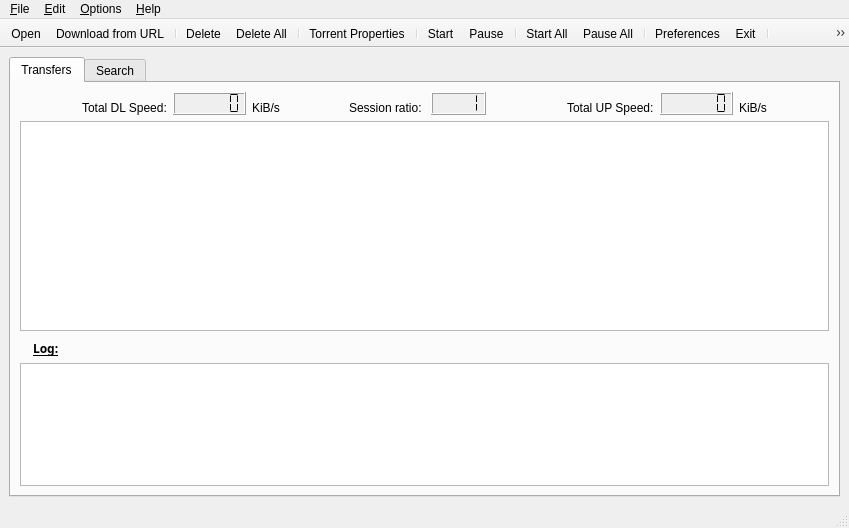
Qt form src/MainWindow.ui (SysAdminDoc/qBittorrent-Vanced) before a commit.
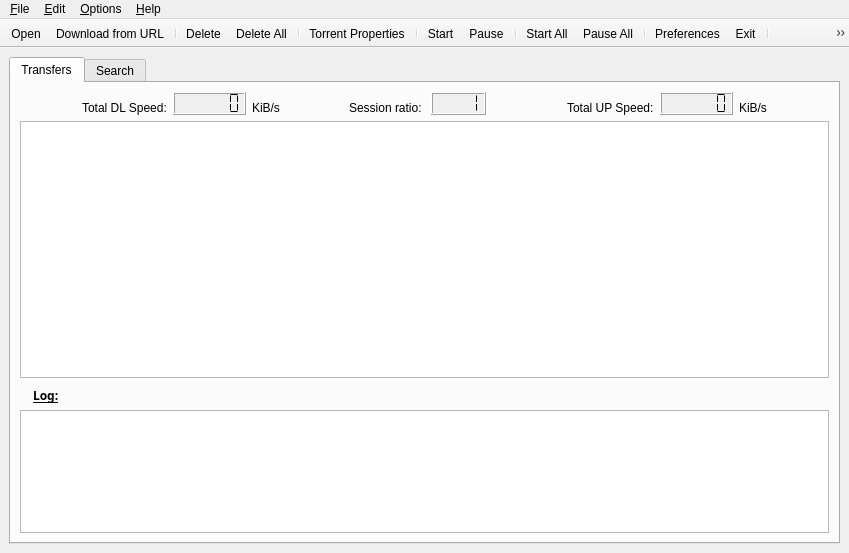
The same form after that commit.

```diff
--- a/src/MainWindow.ui
+++ b/src/MainWindow.ui
@@ -9,7 +9,7 @@
     <x>0</x>
     <y>0</y>
     <width>849</width>
-    <height>526</height>
+    <height>553</height>
    </rect>
   </property>
   <property name="contextMenuPolicy" >
@@ -46,7 +46,6 @@
          <number>6</number>
         </property>
         <item>
-         <widget class="QWidget" name="widget" >
           <layout class="QVBoxLayout" >
            <property name="margin" >
             <number>0</number>
@@ -253,10 +252,8 @@
             </widget>
            </item>
           </layout>
-         </widget>
         </item>
         <item>
-         <widget class="QWidget" name="layoutWidget_3" >
           <layout class="QVBoxLayout" >
            <property name="margin" >
             <number>0</number>
@@ -340,7 +337,6 @@
             </widget>
            </item>
           </layout>
-         </widget>
         </item>
        </layout>
       </widget>
@@ -768,7 +764,6 @@
    <addaction name="menu_Options" />
    <addaction name="menu_Help" />
   </widget>
-  <widget class="QStatusBar" name="statusbar" />
   <widget class="QToolBar" name="toolBar" >
    <property name="enabled" >
     <bool>true</bool>
```
Left out of the diff: 10 changed lines with no effect on the pictures. Lines whose indentation alone changed are shown as unchanged.
